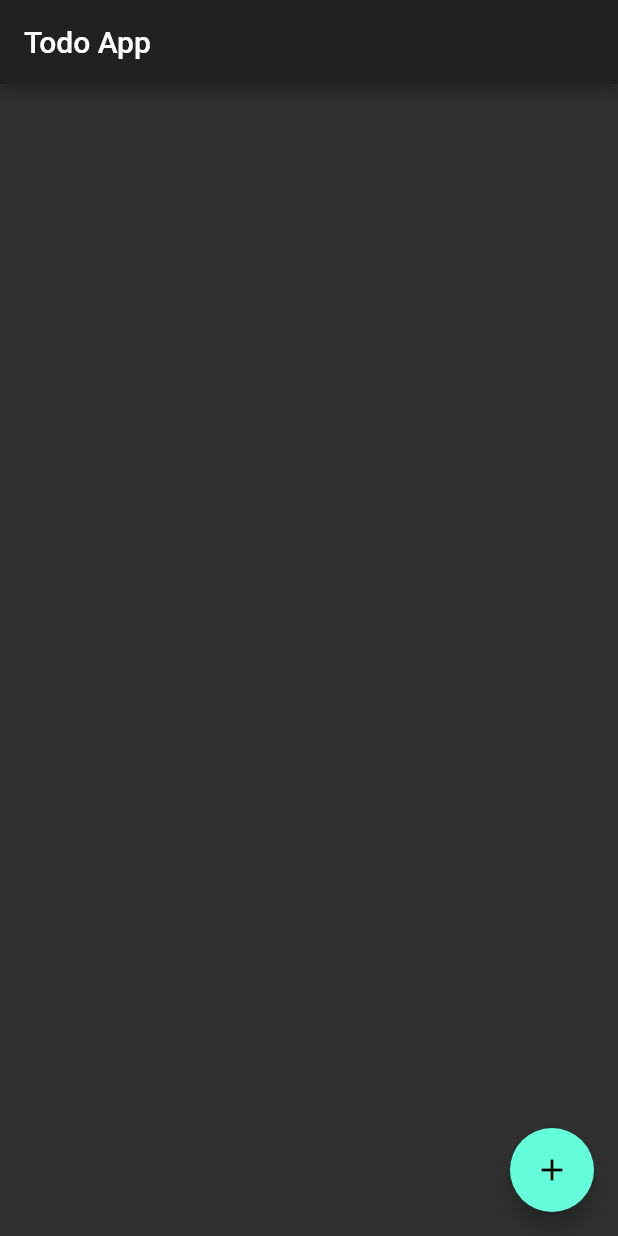
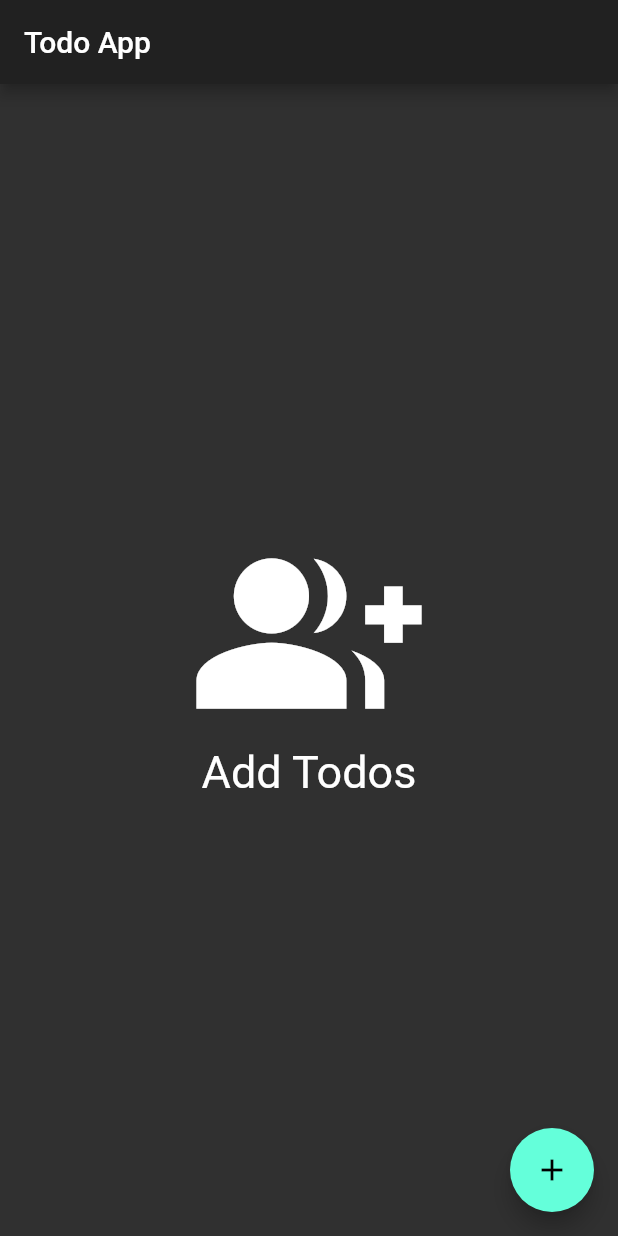
Before and after one commit to nimit95/TodoAppFlutter, a Flutter app: the screen it shows after launch, on a phone screen of 412 x 824 dp. Run offline on Flutter 3.47's test engine with Material 2 defaults, Android fonts, the phone set to English and light mode, and no system bars.

Commit message:
basic todo complete
Signed-off-by: nimit95 <nimitagg95@gmail.com>

```diff
--- a/lib/main.dart
+++ b/lib/main.dart
@@ -26,13 +26,55 @@ class MyTodoApp extends StatefulWidget {
 }
 
 class TodoApp extends State<MyTodoApp> {
+  final Set<TodoItem> todos = new Set<TodoItem>();
+
   @override
   Widget build(BuildContext context) {
+    if (todos.isEmpty) {
+      return new Scaffold(
+          appBar: new AppBar(
+            title: new Text('Todo App'),
+          ),
+          body: new Center(
+            child: new Column(
+              mainAxisAlignment: MainAxisAlignment.center,
+              children: <Widget>[
+                new Icon(
+                  Icons.group_add,
+                  size: 150.0,
+                ),
+                new Text('Add Todos', style: new TextStyle(fontSize: 30.0),)
+              ],
+            ),
+          ),
+          floatingActionButton: floatingActionButton());
+    }
+    final todoListItems = todos.map((todo) {
+      return new ListTile(
+        title: new Text(
+          todo.title,
+          style: new TextStyle(
+            fontWeight: FontWeight.bold,
+            fontSize: 24.0,
+          ),
+        ),
+        subtitle: new Text(
+          todo.todoText,
+          style: new TextStyle(fontSize: 22.0),
+        ),
+      );
+    }).toList();
+
+    final divided =
+        ListTile.divideTiles(tiles: todoListItems, context: context).toList();
+
     return new Scaffold(
       appBar: new AppBar(
         title: new Text('Todo App'),
       ),
-      // body:,
+      body: new ListView(
+        children: divided,
+      ),
       floatingActionButton: floatingActionButton(),
     );
   }
@@ -40,33 +82,45 @@ class TodoApp extends State<MyTodoApp> {
   Widget floatingActionButton() {
     String title, todoMsg;
     final Widget titleTextField = new TextField(
-      onSubmitted: (String t) {
+      onChanged: (String t) {
         title = t;
       },
       autofocus: true,
       decoration: new InputDecoration(
           labelText: 'Todo Title',
           labelStyle:
-          new TextStyle(fontSize: 20.0, fontWeight: FontWeight.bold),
+              new TextStyle(fontSize: 20.0, fontWeight: FontWeight.bold),
           hintText: 'Complete Work'),
     );
 
     final Widget todoMsgTextField = new TextField(
-      onSubmitted: (String t) {
+      onChanged: (String t) {
         todoMsg = t;
       },
       autofocus: true,
+      keyboardType: TextInputType.multiline,
+      maxLines: 3,
       decoration: new InputDecoration(
           labelText: 'Todo Details',
           labelStyle:
-          new TextStyle(fontSize: 20.0, fontWeight: FontWeight.bold),
+              new TextStyle(fontSize: 20.0, fontWeight: FontWeight.bold),
           hintText: 'Have to be completed by next week'),
     );
+
+    void _addTodoItem(TodoItem todo) {
+      setState(() {
+        todos.add(todo);
+      });
+    }
 
     final submitButton = new FlatButton(
       onPressed: () {
         Navigator.of(context).pop(context);
         print(title + "Msg is " + todoMsg);
+
+        _addTodoItem(new TodoItem(title: title, todoText: todoMsg));
+        title = "";
+        todoMsg = "";
       },
       child: new Text("SUBMIT"),
       padding: new EdgeInsets.all(15.0),
```
